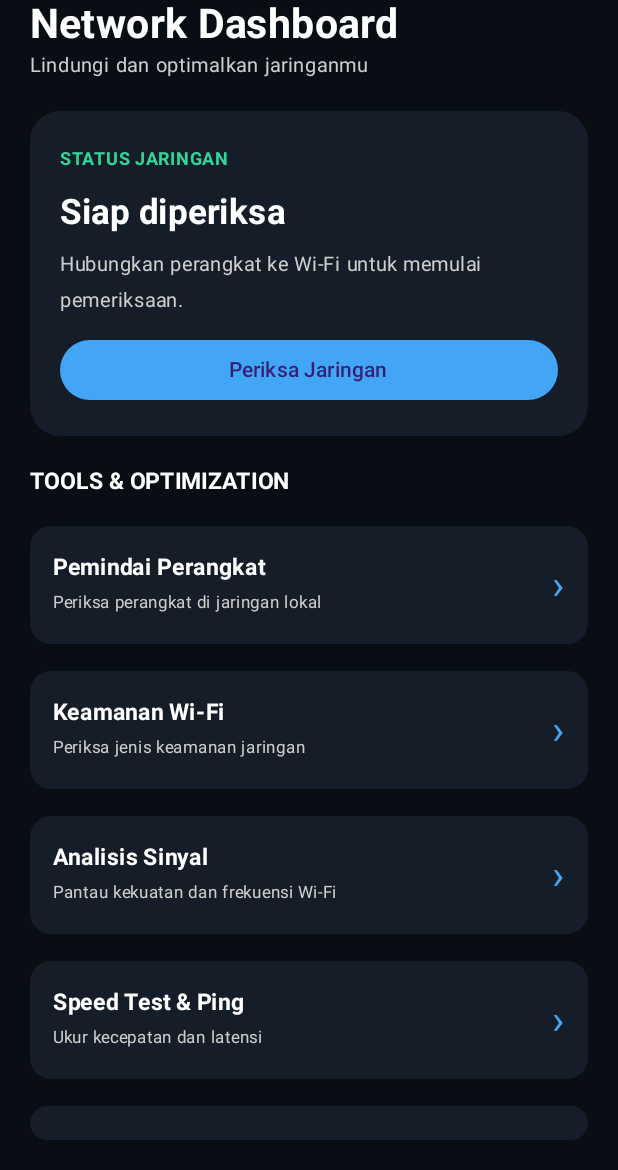
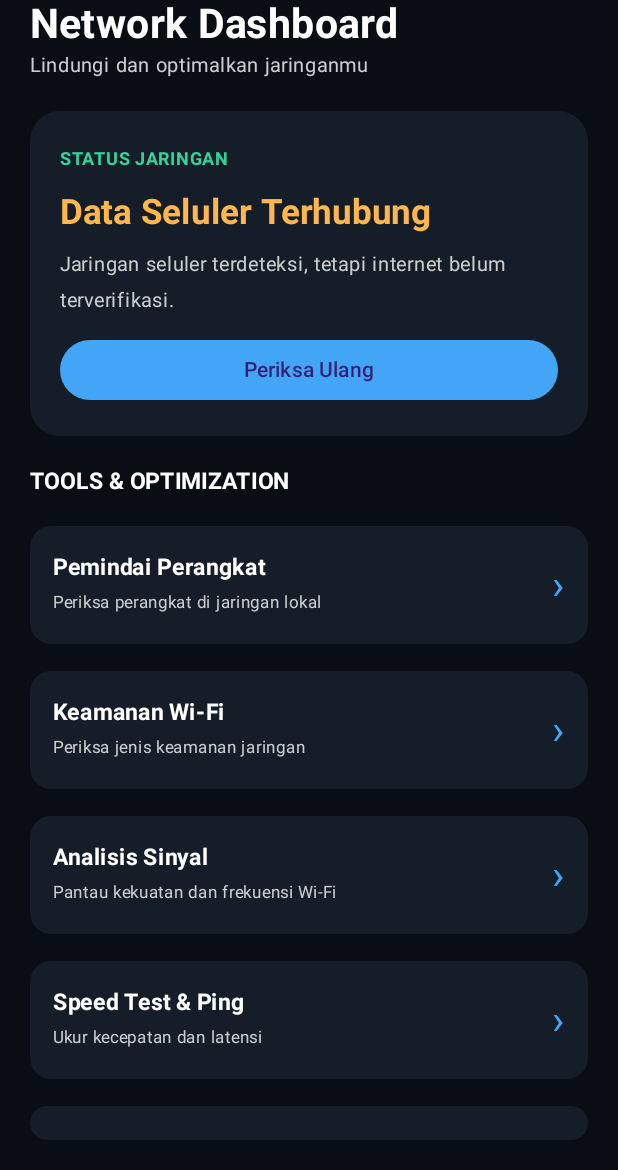
Before and after one commit to raafiarrasyidiwdiw/wifi-guardian, an Android app built with Jetpack Compose: the screen it shows after launch (MainActivity), after a tap on "Periksa Jaringan", on a phone screen of 412 x 824 dp, the part 66-1236 px from its top. Run offline under Robolectric (Android 15) with nearby library versions, the phone set to English and light mode, and no system bars.

Commit message:
Fix network checker functionality
Added network status checking functionality to the Dashboard composable. The app now checks for Wi-Fi, mobile, and ethernet connections, updating the UI with the connection status and description.

```diff
--- a/app/src/main/java/com/raafiarrasyid/wifiguardian/MainActivity.kt
+++ b/app/src/main/java/com/raafiarrasyid/wifiguardian/MainActivity.kt
@@ -1,9 +1,15 @@
+
 package com.raafiarrasyid.wifiguardian
 
-import androidx.compose.runtime.Composable
+import android.content.Context
+import android.net.ConnectivityManager
+import android.net.NetworkCapabilities
 import android.os.Bundle
 import androidx.activity.ComponentActivity
 import androidx.activity.compose.setContent
+import androidx.compose.runtime.Composable
+import androidx.compose.runtime.remember
+import androidx.compose.runtime.mutableStateOf
 import androidx.compose.foundation.background
 import androidx.compose.foundation.layout.*
 import androidx.compose.foundation.shape.RoundedCornerShape
@@ -11,6 +17,7 @@ import androidx.compose.material3.*
 import androidx.compose.ui.Alignment
 import androidx.compose.ui.Modifier
 import androidx.compose.ui.graphics.Color
+import androidx.compose.ui.platform.LocalContext
 import androidx.compose.ui.text.font.FontWeight
 import androidx.compose.ui.unit.dp
 import androidx.compose.ui.unit.sp
@@ -19,6 +26,8 @@ private val DarkBackground = Color(0xFF090D14)
 private val CardBackground = Color(0xFF151D29)
 private val AccentBlue = Color(0xFF42A5F5)
 private val AccentGreen = Color(0xFF35D39A)
+private val AccentRed = Color(0xFFFF5252)
+private val AccentOrange = Color(0xFFFFB74D)
 
 class MainActivity : ComponentActivity() {
     override fun onCreate(savedInstanceState: Bundle?) {
@@ -40,17 +49,156 @@ class MainActivity : ComponentActivity() {
 
 @Composable
 fun Dashboard() {
+
+    val context = LocalContext.current
+
+    val status = remember {
+        mutableStateOf("Siap diperiksa")
+    }
+
+    val description = remember {
+        mutableStateOf(
+            "Hubungkan perangkat ke Wi-Fi untuk memulai pemeriksaan."
+        )
+    }
+
+    val statusColor = remember {
+        mutableStateOf(AccentGreen)
+    }
+
+    val checked = remember {
+        mutableStateOf(false)
+    }
+
+    fun checkNetwork() {
+
+        try {
+            val manager = context.getSystemService(
+                Context.CONNECTIVITY_SERVICE
+            ) as ConnectivityManager
+
+            val network = manager.activeNetwork
+
+            val capabilities =
+                manager.getNetworkCapabilities(network)
+
+            if (capabilities == null) {
+
+                status.value = "Tidak Terhubung"
+                description.value =
+                    "Tidak ditemukan koneksi jaringan aktif."
+
+                statusColor.value = AccentRed
+
+            } else {
+
+                val wifi = capabilities.hasTransport(
+                    NetworkCapabilities.TRANSPORT_WIFI
+                )
+
+                val mobile = capabilities.hasTransport(
+                    NetworkCapabilities.TRANSPORT_CELLULAR
+                )
+
+                val ethernet = capabilities.hasTransport(
+                    NetworkCapabilities.TRANSPORT_ETHERNET
+                )
+
+                val hasInternet = capabilities.hasCapability(
+                    NetworkCapabilities.NET_CAPABILITY_INTERNET
+                )
+
+                val validated = capabilities.hasCapability(
+                    NetworkCapabilities.NET_CAPABILITY_VALIDATED
+                )
+
+                when {
+
+                    wifi && validated -> {
+                        status.value = "Wi-Fi Terhubung"
+                        description.value =
+                            "Wi-Fi aktif dan akses internet berhasil terdeteksi."
+
+                        statusColor.value = AccentGreen
+                    }
+
+                    wifi && hasInternet -> {
+                        status.value = "Wi-Fi Terhubung"
+                        description.value =
+                            "Wi-Fi aktif, tetapi akses internet belum terverifikasi."
+
+                        statusColor.value = AccentOrange
+                    }
+
+                    wifi -> {
+                        status.value = "Wi-Fi Tanpa Internet"
+                        description.value =
+                            "Perangkat terhubung ke Wi-Fi, tetapi akses internet tidak tersedia."
+
+                        statusColor.value = AccentRed
+                    }
+
+                    mobile && validated -> {
+                        status.value = "Data Seluler Aktif"
+                        description.value =
+                            "Perangkat terhubung melalui jaringan seluler dan internet tersedia."
+
+                        statusColor.value = AccentGreen
+                    }
+
+                    mobile -> {
+                        status.value = "Data Seluler Terhubung"
+                        description.value =
+                            "Jaringan seluler terdeteksi, tetapi internet belum terverifikasi."
+
+                        statusColor.value = AccentOrange
+                    }
+
+                    ethernet && validated -> {
+                        status.value = "Ethernet Terhubung"
+                        description.value =
+                            "Koneksi kabel aktif dan internet tersedia."
+
+                        statusColor.value = AccentGreen
+                    }
+
+                    else -> {
+                        status.value = "Jaringan Terdeteksi"
+                        description.value =
+                            "Ada koneksi jaringan, tetapi jenis atau akses internet belum dapat dipastikan."
+
+                        statusColor.value = AccentOrange
+                    }
+                }
+            }
+
+            checked.value = true
+
+        } catch (e: Exception) {
+
+            status.value = "Pemeriksaan Gagal"
+            description.value =
+                "Terjadi kesalahan saat memeriksa jaringan: ${e.message}"
+
+            statusColor.value = AccentRed
+            checked.value = true
+        }
+    }
+
     Surface(
         modifier = Modifier.fillMaxSize(),
         color = DarkBackground
     ) {
+
         Column(
             modifier = Modifier
                 .fillMaxSize()
                 .padding(20.dp),
             verticalArrangement = Arrangement.spacedBy(18.dp)
         ) {
+
             Column {
+
                 Text(
                     "WIFI GUARDIAN",
                     color = AccentBlue,
@@ -78,10 +226,12 @@ fun Dashboard() {
                 ),
                 shape = RoundedCornerShape(20.dp)
             ) {
+
                 Column(
                     modifier = Modifier.padding(20.dp),
                     verticalArrangement = Arrangement.spacedBy(10.dp)
                 ) {
+
                     Text(
                         "STATUS JARINGAN",
                         color = AccentGreen,
@@ -90,23 +240,30 @@ fun Dashboard() {
                     )
 
                     Text(
-                        "Siap diperiksa",
-                        color = Color.White,
+                        status.value,
+                        color = statusColor.value,
                         fontSize = 23.sp,
                         fontWeight = FontWeight.Bold
                     )
 
                     Text(
-                        "Hubungkan perangkat ke Wi-Fi untuk memulai pemeriksaan.",
+                        description.value,
                         color = Color.LightGray,
                         fontSize = 13.sp
                     )
 
                     Button(
-                        onClick = {},
+                        onClick = {
+                            checkNetwork()
+                        },
                         modifier = Modifier.fillMaxWidth()
                     ) {
-                        Text("Periksa Jaringan")
+                        Text(
+                            if (checked.value)
+                                "Periksa Ulang"
+                            else
+                                "Periksa Jaringan"
+                        )
                     }
                 }
             }
@@ -118,12 +275,35 @@ fun Dashboard() {
                 fontWeight = FontWeight.Bold
             )
 
-            FeatureCard("Pemindai Perangkat", "Periksa perangkat di jaringan lokal")
-            FeatureCard("Keamanan Wi-Fi", "Periksa jenis keamanan jaringan")
-            FeatureCard("Analisis Sinyal", "Pantau kekuatan dan frekuensi Wi-Fi")
-            FeatureCard("Speed Test & Ping", "Ukur kecepatan dan latensi")
-            FeatureCard("Rekomendasi DNS", "Temukan pilihan DNS yang sesuai")
-            FeatureCard("Router Assistant", "Panduan pengaturan router")
+            FeatureCard(
+                "Pemindai Perangkat",
+                "Periksa perangkat di jaringan lokal"
+            )
+
+            FeatureCard(
+                "Keamanan Wi-Fi",
+                "Periksa jenis keamanan jaringan"
+            )
+
+            FeatureCard(
+                "Analisis Sinyal",
+                "Pantau kekuatan dan frekuensi Wi-Fi"
+            )
+
+            FeatureCard(
+                "Speed Test & Ping",
+                "Ukur kecepatan dan latensi"
+            )
+
+            FeatureCard(
+                "Rekomendasi DNS",
+                "Temukan pilihan DNS yang sesuai"
+            )
+
+            FeatureCard(
+                "Router Assistant",
+                "Panduan pengaturan router"
+            )
 
             Spacer(modifier = Modifier.weight(1f))
 
@@ -131,14 +311,20 @@ fun Dashboard() {
                 "WiFi Guardian • Version 1.0",
                 color = Color.Gray,
                 fontSize = 11.sp,
-                modifier = Modifier.align(Alignment.CenterHorizontally)
+                modifier = Modifier.align(
+                    Alignment.CenterHorizontally
+                )
             )
         }
     }
 }
 
 @Composable
-fun FeatureCard(title: String, description: String) {
+fun FeatureCard(
+    title: String,
+    description: String
+) {
+
     Card(
         modifier = Modifier.fillMaxWidth(),
         colors = CardDefaults.cardColors(
@@ -146,11 +332,16 @@ fun FeatureCard(title: String, description: String) {
         ),
         shape = RoundedCornerShape(14.dp)
     ) {
+
         Row(
             modifier = Modifier.padding(15.dp),
             verticalAlignment = Alignment.CenterVertically
         ) {
-            Column(modifier = Modifier.weight(1f)) {
+
+            Column(
+                modifier = Modifier.weight(1f)
+            ) {
+
                 Text(
                     title,
                     color = Color.White,
```
